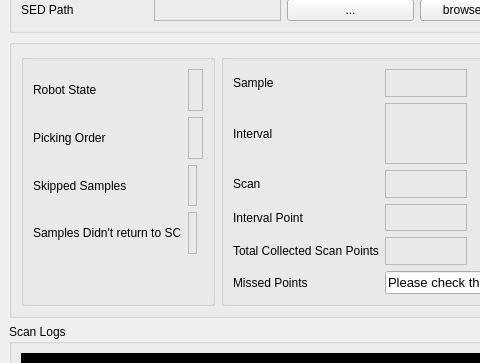
First picture: the form in UI/Visualization/twoThetaStep/twothetastep.ui, repository SESAME-Synchrotron/MS-XPD-ScanTool, before the edit; both pictures show x 0 to 480 and y 287 to 650 of the 1100 by 900 pixel window.
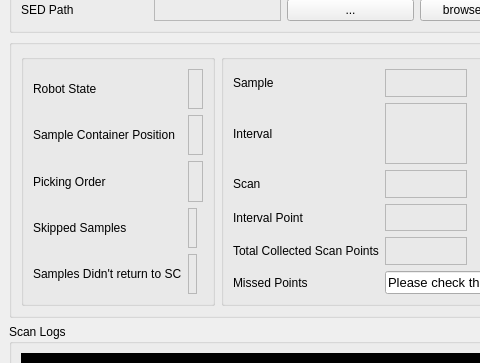
Second picture: the form after the edit. Custom widgets are drawn as their Qt base class.

Commit message: add SC to robot section UI

```diff
--- a/UI/Visualization/twoThetaStep/twothetastep.ui
+++ b/UI/Visualization/twoThetaStep/twothetastep.ui
@@ -1166,8 +1166,42 @@
           <string/>
          </property>
          <layout class="QGridLayout" name="gridLayout">
-          <item row="0" column="0">
-           <widget class="QLabel" name="robotStateLabel">
+          <item row="4" column="1">
+           <widget class="QELabel" name="notReturnVal">
+            <property name="sizePolicy">
+             <sizepolicy hsizetype="Preferred" vsizetype="Preferred">
+              <horstretch>0</horstretch>
+              <verstretch>0</verstretch>
+             </sizepolicy>
+            </property>
+            <property name="cursor">
+             <cursorShape>IBeamCursor</cursorShape>
+            </property>
+            <property name="frameShape">
+             <enum>QFrame::StyledPanel</enum>
+            </property>
+            <property name="alignment">
+             <set>Qt::AlignCenter</set>
+            </property>
+            <property name="variable" stdset="0">
+             <string>$(P)NotReturnSamples</string>
+            </property>
+            <property name="variableSubstitutions" stdset="0">
+             <string>P=MS:</string>
+            </property>
+            <property name="variableAsToolTip">
+             <bool>false</bool>
+            </property>
+            <property name="displayAlarmStateOption" stdset="0">
+             <enum>QELabel::Never</enum>
+            </property>
+            <property name="addUnits">
+             <bool>false</bool>
+            </property>
+           </widget>
+          </item>
+          <item row="2" column="0">
+           <widget class="QLabel" name="pickingOrderLabel">
             <property name="sizePolicy">
              <sizepolicy hsizetype="Preferred" vsizetype="Preferred">
               <horstretch>0</horstretch>
@@ -1175,7 +1209,47 @@
              </sizepolicy>
             </property>
             <property name="text">
-             <string>Robot State</string>
+             <string>Picking Order</string>
+            </property>
+           </widget>
+          </item>
+          <item row="3" column="2">
+           <widget class="QSimpleShape" name="skippedInd"/>
+          </item>
+          <item row="4" column="2">
+           <widget class="QSimpleShape" name="notReturnInd"/>
+          </item>
+          <item row="3" column="1">
+           <widget class="QELabel" name="skippedVal">
+            <property name="sizePolicy">
+             <sizepolicy hsizetype="Preferred" vsizetype="Preferred">
+              <horstretch>0</horstretch>
+              <verstretch>0</verstretch>
+             </sizepolicy>
+            </property>
+            <property name="cursor">
+             <cursorShape>IBeamCursor</cursorShape>
+            </property>
+            <property name="frameShape">
+             <enum>QFrame::StyledPanel</enum>
+            </property>
+            <property name="alignment">
+             <set>Qt::AlignCenter</set>
+            </property>
+            <property name="variable" stdset="0">
+             <string>$(P)SkippedSamples</string>
+            </property>
+            <property name="variableSubstitutions" stdset="0">
+             <string>P=MS:</string>
+            </property>
+            <property name="variableAsToolTip">
+             <bool>false</bool>
+            </property>
+            <property name="displayAlarmStateOption" stdset="0">
+             <enum>QELabel::Never</enum>
+            </property>
+            <property name="addUnits">
+             <bool>false</bool>
             </property>
            </widget>
           </item>
@@ -1210,20 +1284,7 @@
             </property>
            </widget>
           </item>
-          <item row="1" column="0">
-           <widget class="QLabel" name="pickingOrderLabel">
-            <property name="sizePolicy">
-             <sizepolicy hsizetype="Preferred" vsizetype="Preferred">
-              <horstretch>0</horstretch>
-              <verstretch>0</verstretch>
-             </sizepolicy>
-            </property>
-            <property name="text">
-             <string>Picking Order</string>
-            </property>
-           </widget>
-          </item>
-          <item row="1" column="1" colspan="2">
+          <item row="2" column="1" colspan="2">
            <widget class="QELabel" name="pickingOrderVal">
             <property name="sizePolicy">
              <sizepolicy hsizetype="Preferred" vsizetype="Preferred">
@@ -1260,8 +1321,8 @@
             </property>
            </widget>
           </item>
-          <item row="2" column="0">
-           <widget class="QLabel" name="skippedLabel">
+          <item row="0" column="0">
+           <widget class="QLabel" name="robotStateLabel">
             <property name="sizePolicy">
              <sizepolicy hsizetype="Preferred" vsizetype="Preferred">
               <horstretch>0</horstretch>
@@ -1269,48 +1330,11 @@
              </sizepolicy>
             </property>
             <property name="text">
-             <string>Skipped Samples</string>
+             <string>Robot State</string>
             </property>
            </widget>
           </item>
-          <item row="2" column="1">
-           <widget class="QELabel" name="skippedVal">
-            <property name="sizePolicy">
-             <sizepolicy hsizetype="Preferred" vsizetype="Preferred">
-              <horstretch>0</horstretch>
-              <verstretch>0</verstretch>
-             </sizepolicy>
-            </property>
-            <property name="cursor">
-             <cursorShape>IBeamCursor</cursorShape>
-            </property>
-            <property name="frameShape">
-             <enum>QFrame::StyledPanel</enum>
-            </property>
-            <property name="alignment">
-             <set>Qt::AlignCenter</set>
-            </property>
-            <property name="variable" stdset="0">
-             <string>$(P)SkippedSamples</string>
-            </property>
-            <property name="variableSubstitutions" stdset="0">
-             <string>P=MS:</string>
-            </property>
-            <property name="variableAsToolTip">
-             <bool>false</bool>
-            </property>
-            <property name="displayAlarmStateOption" stdset="0">
-             <enum>QELabel::Never</enum>
-            </property>
-            <property name="addUnits">
-             <bool>false</bool>
-            </property>
-           </widget>
-          </item>
-          <item row="2" column="2">
-           <widget class="QSimpleShape" name="skippedInd"/>
-          </item>
-          <item row="3" column="0">
+          <item row="4" column="0">
            <widget class="QLabel" name="notReturnLabel">
             <property name="sizePolicy">
              <sizepolicy hsizetype="Preferred" vsizetype="Preferred">
@@ -1323,14 +1347,28 @@
             </property>
            </widget>
           </item>
-          <item row="3" column="1">
-           <widget class="QELabel" name="notReturnVal">
+          <item row="3" column="0">
+           <widget class="QLabel" name="skippedLabel">
             <property name="sizePolicy">
              <sizepolicy hsizetype="Preferred" vsizetype="Preferred">
               <horstretch>0</horstretch>
               <verstretch>0</verstretch>
              </sizepolicy>
             </property>
+            <property name="text">
+             <string>Skipped Samples</string>
+            </property>
+           </widget>
+          </item>
+          <item row="1" column="0">
+           <widget class="QLabel" name="SCLabel">
+            <property name="text">
+             <string>Sample Container Position</string>
+            </property>
+           </widget>
+          </item>
+          <item row="1" column="1" colspan="2">
+           <widget class="QELabel" name="SCVal">
             <property name="cursor">
              <cursorShape>IBeamCursor</cursorShape>
             </property>
@@ -1357,25 +1395,6 @@
             </property>
            </widget>
           </item>
-          <item row="3" column="2">
-           <widget class="QSimpleShape" name="notReturnInd"/>
-          </item>
-          <item row="4" column="0">
-           <spacer name="verticalSpacer">
-            <property name="orientation">
-             <enum>Qt::Vertical</enum>
-            </property>
-            <property name="sizeType">
-             <enum>QSizePolicy::Fixed</enum>
-            </property>
-            <property name="sizeHint" stdset="0">
-             <size>
-              <width>20</width>
-              <height>40</height>
-             </size>
-            </property>
-           </spacer>
-          </item>
          </layout>
         </widget>
        </item>
```
Left out of the diff: 17 changed lines with no effect on the pictures. The commit also changes 1 other file.
